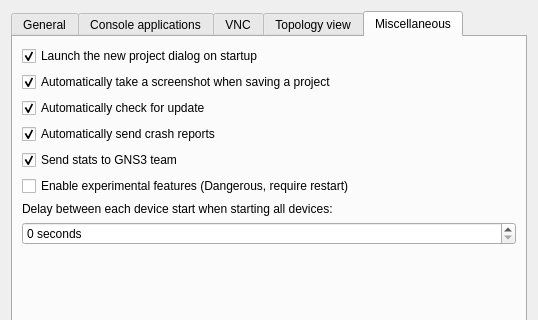
Qt form gns3/ui/general_preferences_page.ui (GNS3/gns3-gui) before a commit; both pictures show x 0 to 538 and y 0 to 320 of the 538 by 623 pixel window.
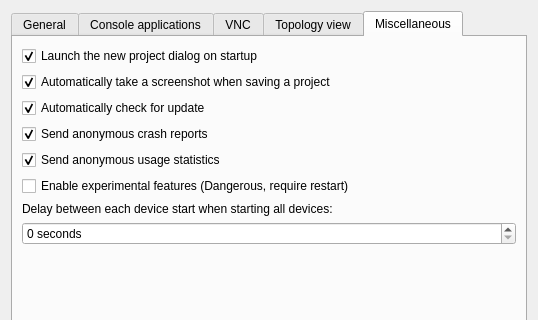
The same form after that commit. The open tabs and pages were chosen to show the change.

```diff
--- a/gns3/ui/general_preferences_page.ui
+++ b/gns3/ui/general_preferences_page.ui
@@ -672,7 +672,7 @@
        <item>
         <widget class="QCheckBox" name="uiCrashReportCheckBox">
          <property name="text">
-          <string>Automatically send crash reports</string>
+          <string>Send anonymous crash reports</string>
          </property>
          <property name="checked">
           <bool>true</bool>
@@ -682,7 +682,7 @@
        <item>
         <widget class="QCheckBox" name="uiStatsCheckBox">
          <property name="text">
-          <string>Send stats to GNS3 team</string>
+          <string>Send anonymous usage statistics</string>
          </property>
          <property name="checked">
           <bool>true</bool>
```
Lines whose indentation alone changed are shown as unchanged.
